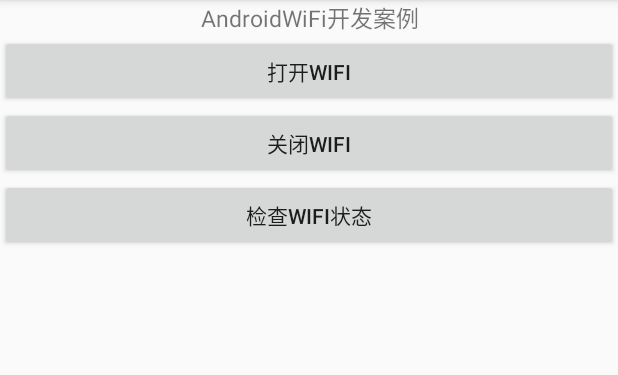
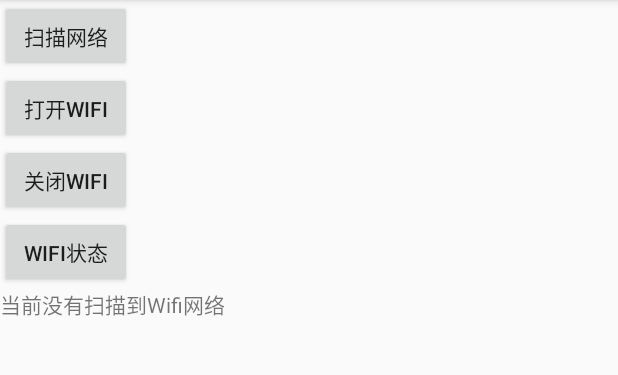
Before and after one commit to yaowen613/AndroidWIFIDev, an Android app: the screen it shows after launch (MainActivity before the commit, WiFiActivity after it), after a tap on "打开WIFI", on a phone screen of 412 x 824 dp, the part 84-459 px from its top. Run offline under Robolectric (Android 15) with nearby library versions, the phone set to English and light mode, and no system bars.

Commit message:
可以扫描WiFi！

```diff
--- a/app/build.gradle
+++ b/app/build.gradle
@@ -23,4 +23,5 @@ dependencies {
     compile fileTree(dir: 'libs', include: ['*.jar'])
     testCompile 'junit:junit:4.12'
     compile 'com.android.support:appcompat-v7:23.1.0'
+    compile 'com.android.support:design:23.1.0'
 }
--- /dev/null
+++ b/app/src/main/java/com/yaowen/androidwifidev/WiFiActivity.java
@@ -0,0 +1,94 @@
+package com.yaowen.androidwifidev;
+
+import android.net.wifi.ScanResult;
+import android.os.Bundle;
+import android.support.v7.app.AppCompatActivity;
+import android.view.View;
+import android.widget.Button;
+import android.widget.TextView;
+import android.widget.Toast;
+
+import com.yaowen.androidwifidev.com.yaowen.wifiutil.WiFiAdmin;
+
+import java.util.List;
+
+public class WiFiActivity extends AppCompatActivity {
+
+    private Button scan, start, stop, check;
+    private TextView allNetWork;
+    private WiFiAdmin wiFiAdmin;
+    // 扫描结果列表
+    private List<ScanResult> list;
+    private ScanResult mScanResult;
+    private StringBuffer sb = new StringBuffer();
+
+    @Override
+    protected void onCreate(Bundle savedInstanceState) {
+        super.onCreate(savedInstanceState);
+        setContentView(R.layout.activity_wifi);
+        wiFiAdmin = new WiFiAdmin(WiFiActivity.this);
+        init();
+    }
+
+    private void init() {
+        allNetWork = (TextView) findViewById(R.id.allNetWork);
+        scan = (Button) findViewById(R.id.scan);
+        start = (Button) findViewById(R.id.start);
+        stop = (Button) findViewById(R.id.stop);
+        check = (Button) findViewById(R.id.check);
+        scan.setOnClickListener(new MyListener());
+        start.setOnClickListener(new MyListener());
+        stop.setOnClickListener(new MyListener());
+        check.setOnClickListener(new MyListener());
+    }
+
+    class MyListener implements View.OnClickListener {
+
+        @Override
+        public void onClick(View v) {
+            switch (v.getId()) {
+                case R.id.scan://扫描网络
+                    getAllNetWorkList();
+                    break;
+                case R.id.start://打开Wifi
+                    wiFiAdmin.openWifi();
+                    Toast.makeText(WiFiActivity.this, "当前wifi状态为：" + wiFiAdmin.checkState()
+                            , Toast.LENGTH_SHORT).show();
+                    break;
+                case R.id.stop://关闭Wifi
+                    wiFiAdmin.closeWifi();
+                    Toast.makeText(WiFiActivity.this, "当前wifi状态为：" + wiFiAdmin.checkState()
+                            , Toast.LENGTH_SHORT).show();
+                    break;
+                case R.id.check://Wifi状态
+                    Toast.makeText(WiFiActivity.this, "当前wifi状态为：" + wiFiAdmin.checkState()
+                            , Toast.LENGTH_SHORT).show();
+                    break;
+                default:
+                    break;
+            }
+        }
+    }
+
+    public void getAllNetWorkList() {
+        // 每次点击扫描之前清空上一次的扫描结果
+        if (sb != null) {
+            sb = new StringBuffer();
+        }
+        //开始扫描网络
+        wiFiAdmin.startScan();
+        list = wiFiAdmin.getWifiList();
+        if (list != null) {
+            for (int i = 0; i < list.size(); i++) {
+                //得到扫描结果
+                mScanResult = list.get(i);
+                sb = sb.append("扫描到的WiFi的ssid：" + mScanResult.SSID + "\n")
+                        .append("该WiFi的Mac地址：" + mScanResult.BSSID + "\n")
+                        .append("该WiFi的加密方式：" + mScanResult.capabilities + "\n")
+                        .append("该WiFi的使用的频率：" + mScanResult.frequency + "\n")
+                        .append("该WiFi的信号强度:" + mScanResult.level + "\n\n");
+            }
+            allNetWork.setText("扫描到的wifi网络：\n\n" + sb.toString());
+        }
+    }
+}
--- /dev/null
+++ b/app/src/main/res/layout/activity_wifi.xml
@@ -0,0 +1,41 @@
+<?xml version="1.0" encoding="utf-8"?>
+<ScrollView xmlns:android="http://schemas.android.com/apk/res/android"
+    android:layout_width="fill_parent"
+    android:layout_height="fill_parent">
+
+    <LinearLayout
+        android:layout_width="fill_parent"
+        android:layout_height="fill_parent"
+        android:orientation="vertical">
+
+        <Button
+            android:id="@+id/scan"
+            android:layout_width="wrap_content"
+            android:layout_height="wrap_content"
+            android:text="扫描网络" />
+
+        <Button
+            android:id="@+id/start"
+            android:layout_width="wrap_content"
+            android:layout_height="wrap_content"
+            android:text="打开Wifi" />
+
+        <Button
+            android:id="@+id/stop"
+            android:layout_width="wrap_content"
+            android:layout_height="wrap_content"
+            android:text="关闭Wifi" />
+
+        <Button
+            android:id="@+id/check"
+            android:layout_width="wrap_content"
+            android:layout_height="wrap_content"
+            android:text="Wifi状态" />
+
+        <TextView
+            android:id="@+id/allNetWork"
+            android:layout_width="fill_parent"
+            android:layout_height="wrap_content"
+            android:text="当前没有扫描到Wifi网络" />
+    </LinearLayout>
+</ScrollView>
--- a/app/src/main/res/values/dimens.xml
+++ b/app/src/main/res/values/dimens.xml
@@ -2,4 +2,5 @@
     <!-- Default screen margins, per the Android Design guidelines. -->
     <dimen name="activity_horizontal_margin">16dp</dimen>
     <dimen name="activity_vertical_margin">16dp</dimen>
+    <dimen name="fab_margin">16dp</dimen>
 </resources>
--- a/app/src/main/res/values/strings.xml
+++ b/app/src/main/res/values/strings.xml
@@ -1,3 +1,4 @@
 <resources>
     <string name="app_name">AndroidWIFIDev</string>
+    <string name="title_activity_wi_fi">WiFiActivity</string>
 </resources>
--- a/app/src/main/res/values/styles.xml
+++ b/app/src/main/res/values/styles.xml
@@ -7,5 +7,11 @@
         <item name="colorPrimaryDark">@color/colorPrimaryDark</item>
         <item name="colorAccent">@color/colorAccent</item>
     </style>
+    <style name="AppTheme.NoActionBar">
+        <item name="windowActionBar">false</item>
+        <item name="windowNoTitle">true</item>
+    </style>
+    <style name="AppTheme.AppBarOverlay" parent="ThemeOverlay.AppCompat.Dark.ActionBar" />
+    <style name="AppTheme.PopupOverlay" parent="ThemeOverlay.AppCompat.Light" />
 
 </resources>
```
Also changed, not shown: app/src/main/AndroidManifest.xml (+7 -3 lines), app/src/main/java/com/yaowen/androidwifidev/com/yaowen/wifiutil/WiFiAdmin.java (added, +141 -0 lines), app/src/main/res/values-v21/styles.xml (added, +8 -0 lines), 1 other file.
